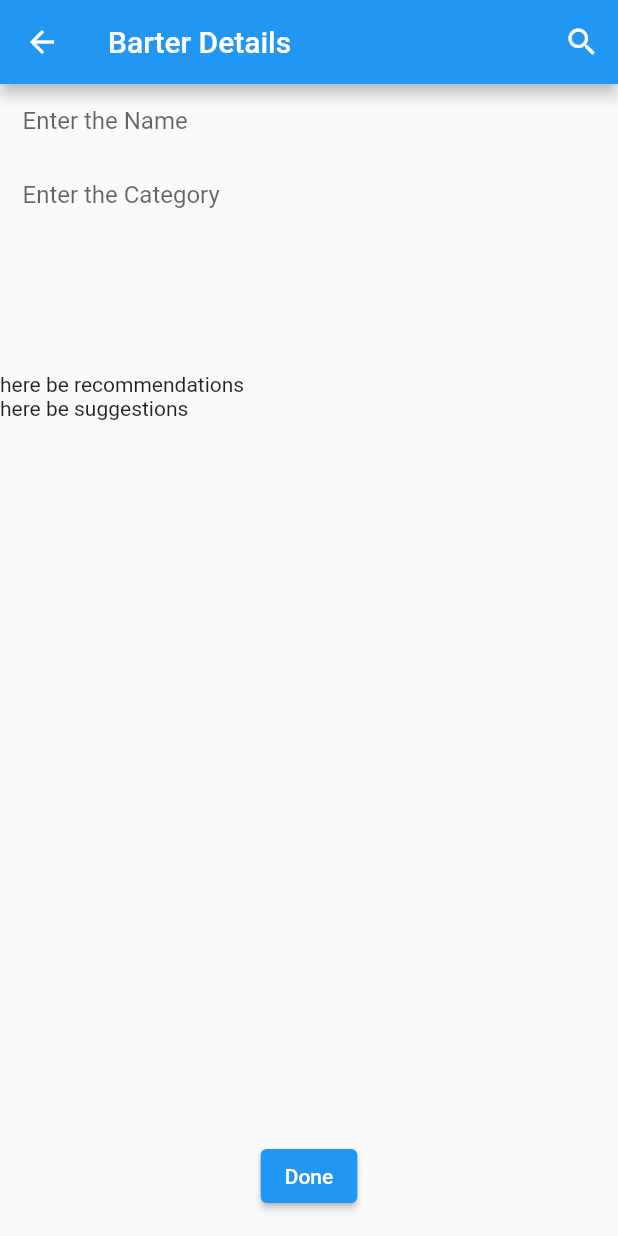
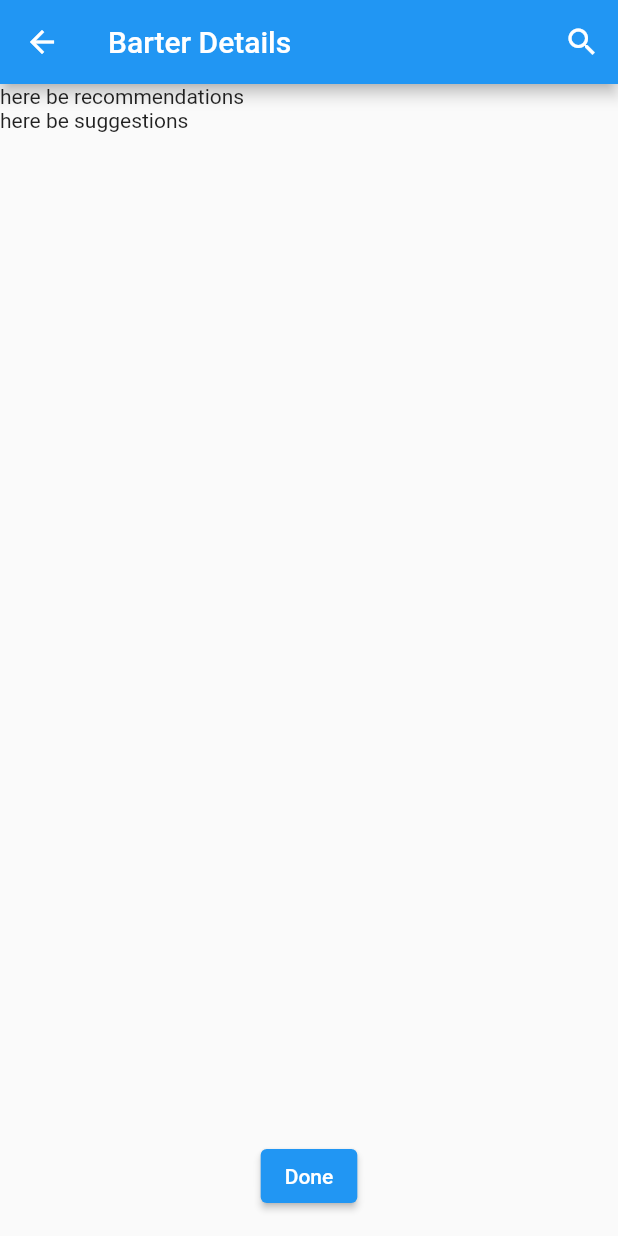
Before and after one commit to rumesh986/gift-it-again, a Flutter app: the BarterDetails screen opened directly, after a tap on the "search" icon, on a phone screen of 412 x 824 dp. Run offline on Flutter 3.47's test engine with Material 2 defaults, Android fonts, the phone set to English and light mode, and no system bars.

Commit message:
Resolved merge conflicts

```diff
--- a/lib/BarterDetails.dart
+++ b/lib/BarterDetails.dart
@@ -54,11 +54,7 @@ class _BarterDetailsState extends State<BarterDetails> {
         title: Text("Barter Details"),
         actions: [
           IconButton(
-            onPressed: (){
-              search = true;
-              print(search);
-              setState(() {});
-            },
+            onPressed: () => setState(() {}),
             icon:Icon(Icons.search),
           ),
         ],
@@ -66,20 +62,15 @@ class _BarterDetailsState extends State<BarterDetails> {
       body: Column(
         children: [
           Expanded(
-            flex: 1,
-            child: ListView.builder(itemBuilder: (context, index)
-              {
-                if(search && index < searchParams.length)
-                {
-                  return searchParams[index];
-                }
-                else
-                  return null;
-              }
-            ),
+            flex: (search) ? 1 : 0,
+            child: (search) ? searchParams[0] : Container(width: 0, height: 0,),
           ),
           Expanded(
-            flex:3,
+            flex: (search) ? 1 : 0,
+            child: (search) ? searchParams[1] : Container(width: 0, height: 0,),
+          ),
+          Expanded(
+            flex:7,
             child: ListView(
               children: [
                 Text("here be recommendations"),
```
Also changed, not shown: lib/History.dart (+25 -1 lines).
